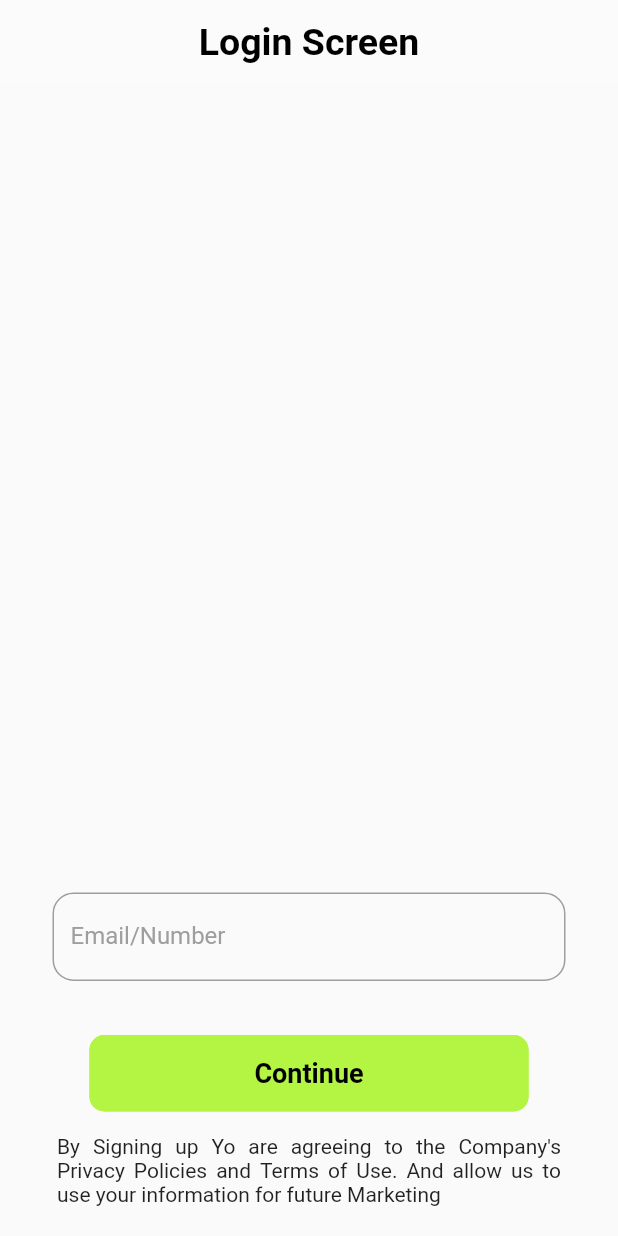
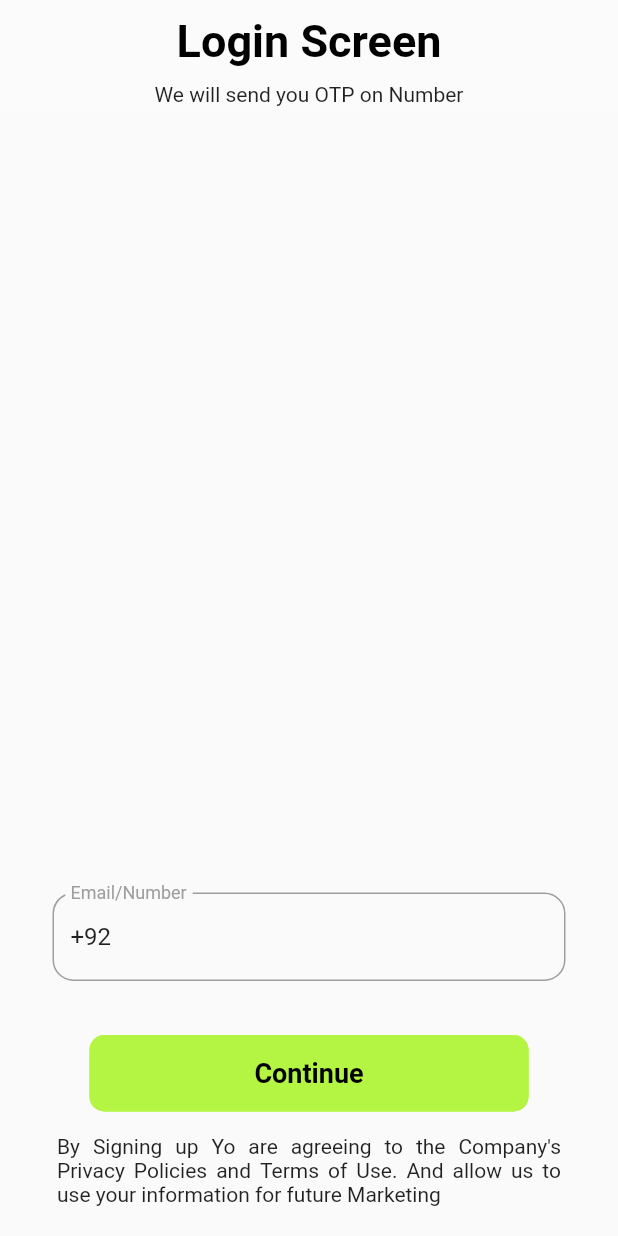
Before and after one commit to alvi-2081/Flutter-Firebase-Otp-App, a Flutter app: the screen it shows after launch, after a tap on "Continue", on a phone screen of 412 x 824 dp. Run offline on Flutter 3.47's test engine with Material 2 defaults, Android fonts, the phone set to English and light mode, and no system bars; our stand-ins replace firebase_auth, firebase_core, fluttertoast, otp_text_field; accounts and stored records are empty; network calls fail.

Commit message:
second commit

```diff
--- a/lib/screens/login_screen.dart
+++ b/lib/screens/login_screen.dart
@@ -1,6 +1,7 @@
 import 'package:firebase_auth/firebase_auth.dart';
 import 'package:flutter/material.dart';
 import 'package:flutter_google_auth_practice/screens/otp-screen.dart';
+import 'package:fluttertoast/fluttertoast.dart';
 
 class HomeScreen extends StatefulWidget {
   const HomeScreen({Key? key}) : super(key: key);
@@ -10,7 +11,7 @@ class HomeScreen extends StatefulWidget {
 }
 
 class _HomeScreenState extends State<HomeScreen> {
-  TextEditingController phoneController = TextEditingController();
+  TextEditingController phoneController = TextEditingController(text: "+92");
 
   FirebaseAuth auth = FirebaseAuth.instance;
 
@@ -23,8 +24,11 @@ class _HomeScreenState extends State<HomeScreen> {
         title: Text(
           "Login Screen",
           style: TextStyle(
-              color: Colors.black, fontWeight: FontWeight.bold, fontSize: 25),
+              color: Colors.black, fontWeight: FontWeight.bold, fontSize: 30),
         ),
+        bottom: PreferredSize(
+            child: Text("We will send you OTP on Number"),
+            preferredSize: Size.fromHeight(15)),
         backgroundColor: Colors.white10,
         centerTitle: true,
         elevation: 0.0,
@@ -104,16 +108,17 @@ class _HomeScreenState extends State<HomeScreen> {
   void loginWithPhone() async {
     await auth.verifyPhoneNumber(
       phoneNumber: phoneController.text,
+      verificationFailed: (FirebaseAuthException e) {
+        if (e.code == 'invalid-phone-number') {
+          Fluttertoast.showToast(
+              msg: "Phone number is not Valid", gravity: ToastGravity.CENTER);
+        }
+      },
       verificationCompleted: (PhoneAuthCredential credential) async {
         await auth.signInWithCredential(credential);
         // .then((value) {
         //  }
         // );
-      },
-      verificationFailed: (FirebaseAuthException e) {
-        if (e.code == 'invalid-phone-number') {
-          print('The provided phone number is not valid.');
-        }
       },
       codeSent: (String verificationId, int? resendToken) {
         Navigator.push(
```
Also changed, not shown: lib/main.dart (+0 -45 lines), lib/screens/otp-screen.dart (+5 -2 lines).
